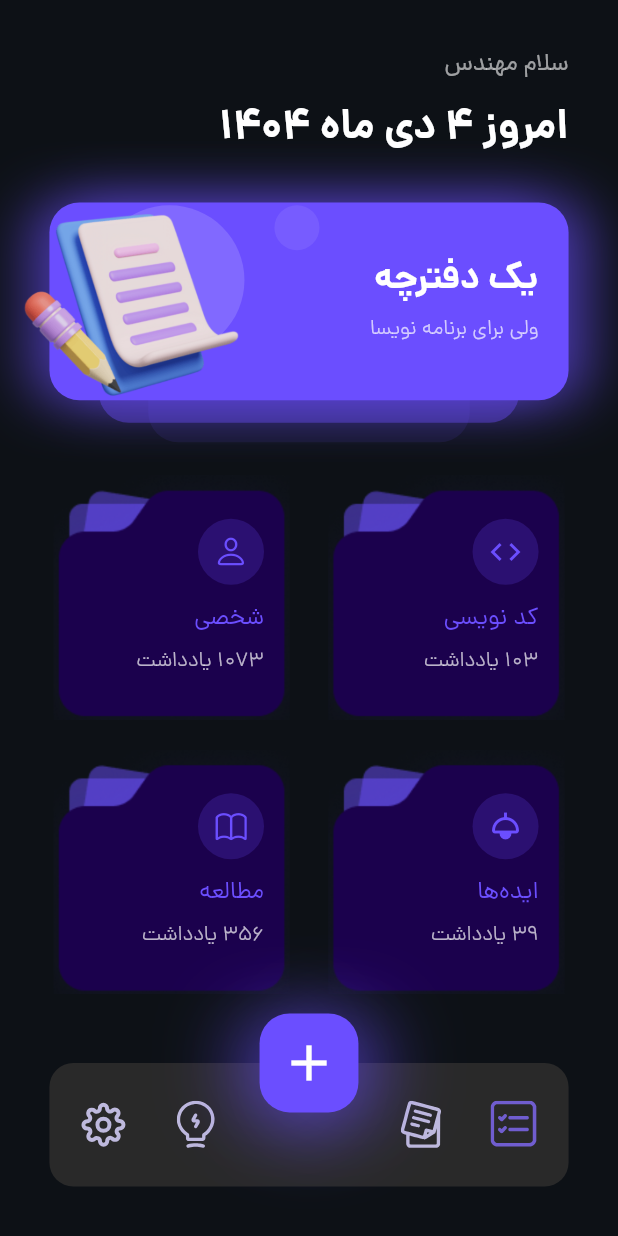
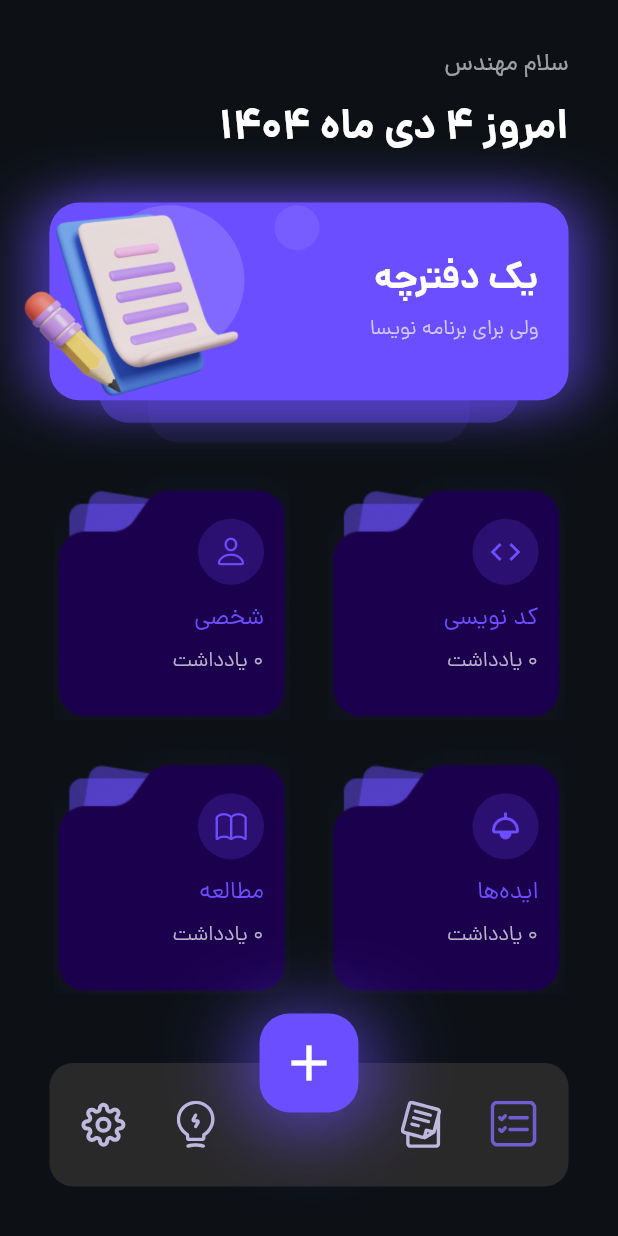
Before and after one commit to ardavan8102/codenote, a Flutter app: the screen it shows after launch, on a phone screen of 412 x 824 dp. Run offline on Flutter 3.47's test engine with Material 3 defaults, Android fonts, the phone set to English and light mode, and no system bars; our stand-ins replace flutter_highlight, flutter_riverpod, flutter_svg, hive, hive_flutter, shamsi_date; missing offline and left inert: flutter_code_editor, highlight; accounts and stored records are empty.

Commit message:
fixes -> single note page

```diff
--- a/lib/core/controllers/category_controller.dart
+++ b/lib/core/controllers/category_controller.dart
@@ -1,13 +1,24 @@
-// lib/features/notes/controllers/category_controller.dart
+import 'package:code_note/core/controllers/note_controller.dart';
 import 'package:code_note/core/models/category_model.dart';
 import 'package:flutter/cupertino.dart';
 import 'package:flutter/material.dart';
+import 'package:flutter_riverpod/flutter_riverpod.dart';
 import 'package:flutter_riverpod/legacy.dart';
 
 final categoryControllerProvider = StateNotifierProvider<CategoryController, List<NoteCategoryModel>>(
   (ref) => CategoryController(),
 );
 
+final categoryNoteCountProvider = Provider.family<int, int>((ref, categoryId) {
+  final notesAsync = ref.watch(notesControllerProvider);
+
+  return notesAsync.when(
+    data: (notes) =>
+        notes.where((note) => note.categoryId == categoryId).length,
+    loading: () => 0,
+    error: (_, _) => 0,
+  );
+});
 class CategoryController extends StateNotifier<List<NoteCategoryModel>> {
   CategoryController() : super(_defaultCategories);
 
--- a/lib/core/helpers/language_extention.dart
+++ b/lib/core/helpers/language_extention.dart
@@ -68,7 +68,7 @@ extension NoteLanguageExtension on NoteLanguage {
       case NoteLanguage.css:
         return 'سی اس اس';
       case NoteLanguage.plainText:
-        return 'یادداشت معمولی';
+        return 'تکست';
     }
   }
 
--- a/lib/presentation/view/navigation_pages/home_screen.dart
+++ b/lib/presentation/view/navigation_pages/home_screen.dart
@@ -60,7 +60,7 @@ class HomeScreen extends ConsumerWidget {
 
           const SizedBox(height: 50),
 
-          // Default Categories : Row 1
+          // Default Categories
           Expanded(
             child: GridView.builder(
               gridDelegate: SliverGridDelegateWithFixedCrossAxisCount(
@@ -73,10 +73,12 @@ class HomeScreen extends ConsumerWidget {
 
                 final category = defaultCategories[index];
 
+                final noteCount = ref.watch(categoryNoteCountProvider(category.id));
+
                 return HomeDefaultCategoryCard(
                   icon: category.icon,
                   title: category.name,
-                  subtitle: '${category.noteCount} یادداشت',
+                  subtitle: '$noteCount یادداشت',
                 );
 
               },
--- a/lib/presentation/widgets/containers/notes_grid_item.dart
+++ b/lib/presentation/widgets/containers/notes_grid_item.dart
@@ -25,7 +25,7 @@ class NotesGridViewItem extends StatelessWidget {
         borderRadius: BorderRadius.circular(15),
       ),
       child: Column(
-        mainAxisAlignment: .center,
+        mainAxisAlignment: .spaceBetween,
         crossAxisAlignment: .start,
         children: [
           Text(
@@ -37,7 +37,7 @@ class NotesGridViewItem extends StatelessWidget {
             overflow: .ellipsis,
           ),
 
-          const SizedBox(height: 10),
+          const SizedBox(height: 4),
 
           Text(
             note.content,
```
Also changed, not shown: lib/presentation/view/single_pages/single_note_page.dart (+8 -2 lines), lib/presentation/widgets/code_hightlight_view.dart (+9 -2 lines).
